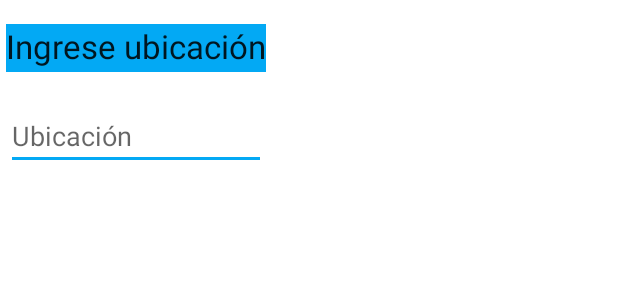
After one commit to Cazz7/CCOGestion, an Android app: the layout dialog_origen.xml on its own in the app's theme, with its tools: preview values and no code run, on a phone screen of 412 x 824 dp. The commit adds this screen. Shown: the top 300 px of the screen. Run offline under Robolectric (Android 15) with nearby library versions, the phone set to English and light mode, and no system bars; network calls fail.

Commit message:
Se adiciona el dialogAlert con la ubicación

```diff
--- a/app/src/main/java/com/cco/cristiancarlosjohn/ccogestion/UI/Activities/LoginActivity.java
+++ b/app/src/main/java/com/cco/cristiancarlosjohn/ccogestion/UI/Activities/LoginActivity.java
@@ -77,6 +77,7 @@ public class LoginActivity extends AppCompatActivity {
     private void saveOnPreferences(String usuario, String password, String perfil) {
         if (switchRemember.isChecked()) {
             SharedPreferences.Editor editor = prefs.edit();
+            //TODO: Crear un método para obtener el perfil
             editor.putString("usuario", usuario);
             editor.putString("pass", password);
             editor.putString("perfil", perfil);
--- a/app/src/main/java/com/cco/cristiancarlosjohn/ccogestion/UI/Fragments/InsertFragment.java
+++ b/app/src/main/java/com/cco/cristiancarlosjohn/ccogestion/UI/Fragments/InsertFragment.java
@@ -1,8 +1,6 @@
 package com.cco.cristiancarlosjohn.ccogestion.UI.Fragments;
 
 import android.app.Activity;
-import android.content.Context;
-import android.net.Uri;
 import android.os.Bundle;
 import android.support.v4.app.DialogFragment;
 import android.support.v4.app.Fragment;
--- /dev/null
+++ b/app/src/main/res/layout/dialog_origen.xml
@@ -0,0 +1,26 @@
+<?xml version="1.0" encoding="utf-8"?>
+<LinearLayout xmlns:android="http://schemas.android.com/apk/res/android"
+    android:orientation="vertical"
+    android:layout_width="wrap_content"
+    android:layout_height="wrap_content">
+    <TextView
+        android:layout_width="match_parent"
+        android:layout_height="32dp"
+        android:textAppearance="@style/Base.TextAppearance.AppCompat.Large"
+        android:layout_marginTop="16dp"
+        android:layout_marginLeft="4dp"
+        android:layout_marginRight="4dp"
+        android:layout_marginBottom="4dp"
+        android:scaleType="center"
+        android:background="@color/accent"
+        android:text="@string/seleccionar_ubicacion"/>
+    <EditText
+        android:id="@+id/etUbicacion"
+        android:layout_width="match_parent"
+        android:layout_height="wrap_content"
+        android:layout_marginTop="16dp"
+        android:layout_marginLeft="4dp"
+        android:layout_marginRight="4dp"
+        android:layout_marginBottom="4dp"
+        android:hint="@string/ubicación" />
+</LinearLayout>
```
Also changed, not shown: app/src/main/java/com/cco/cristiancarlosjohn/ccogestion/UI/Activities/ConfirmActivity.java (+33 -5 lines), app/src/main/java/com/cco/cristiancarlosjohn/ccogestion/UI/Fragments/LocationDialogFragment.java (added, +78 -0 lines), app/src/main/res/values/strings.xml (+18 -0 lines).
